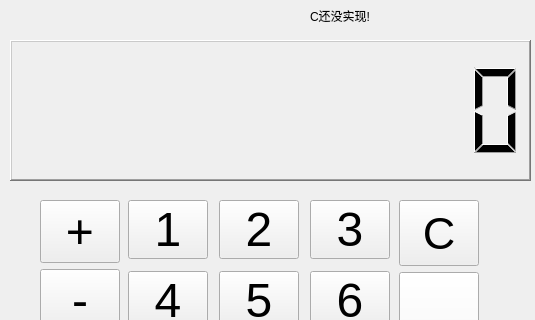
Old version of the form mainwindow.ui in the repository FurryAcetylCoA/quiz2QCalculator; both pictures show x 0 to 535 and y 0 to 320 of the 535 by 563 pixel window.
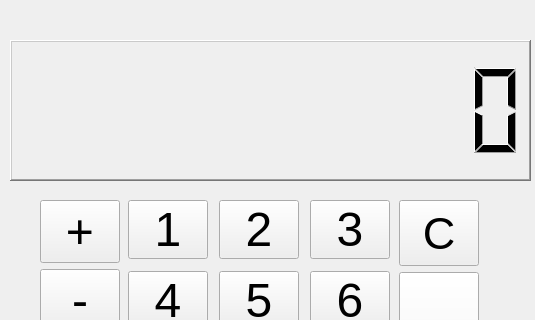
New version of the form.

Commit message: 去除无用的Label

Patch:
```diff
--- a/mainwindow.ui
+++ b/mainwindow.ui
@@ -39,19 +39,6 @@
      <number>0</number>
     </property>
    </widget>
-   <widget class="QLabel" name="label">
-    <property name="geometry">
-     <rect>
-      <x>310</x>
-      <y>0</y>
-      <width>151</width>
-      <height>31</height>
-     </rect>
-    </property>
-    <property name="text">
-     <string>C还没实现!</string>
-    </property>
-   </widget>
    <widget class="QWidget" name="widget" native="true">
     <property name="geometry">
      <rect>
```
